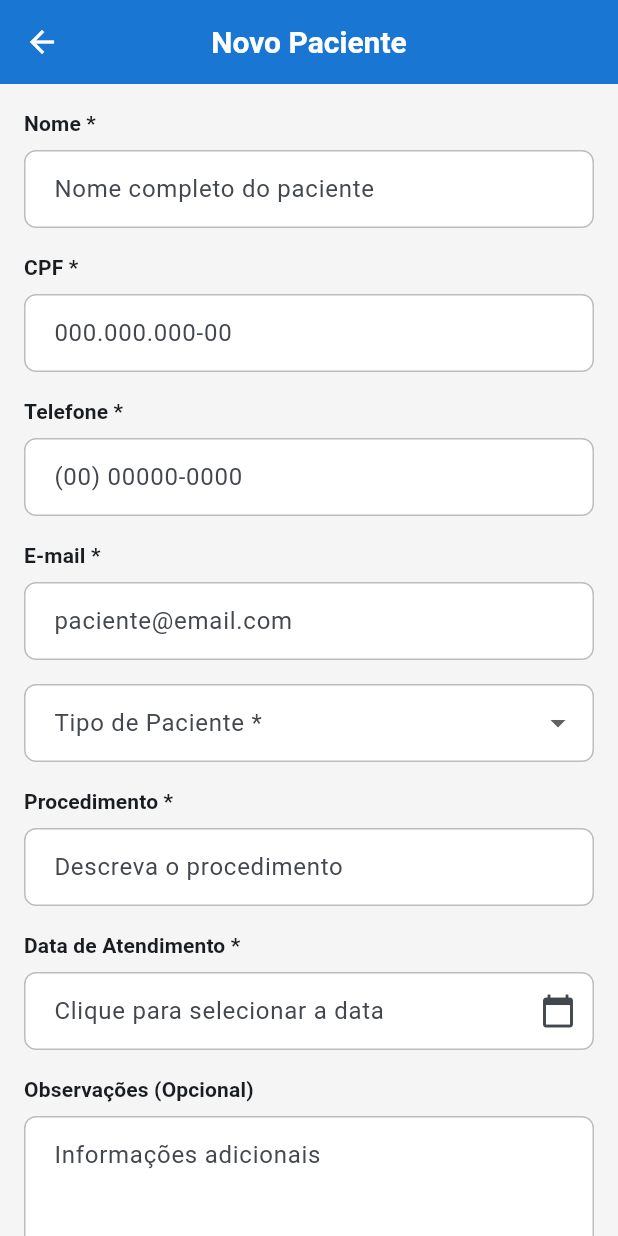
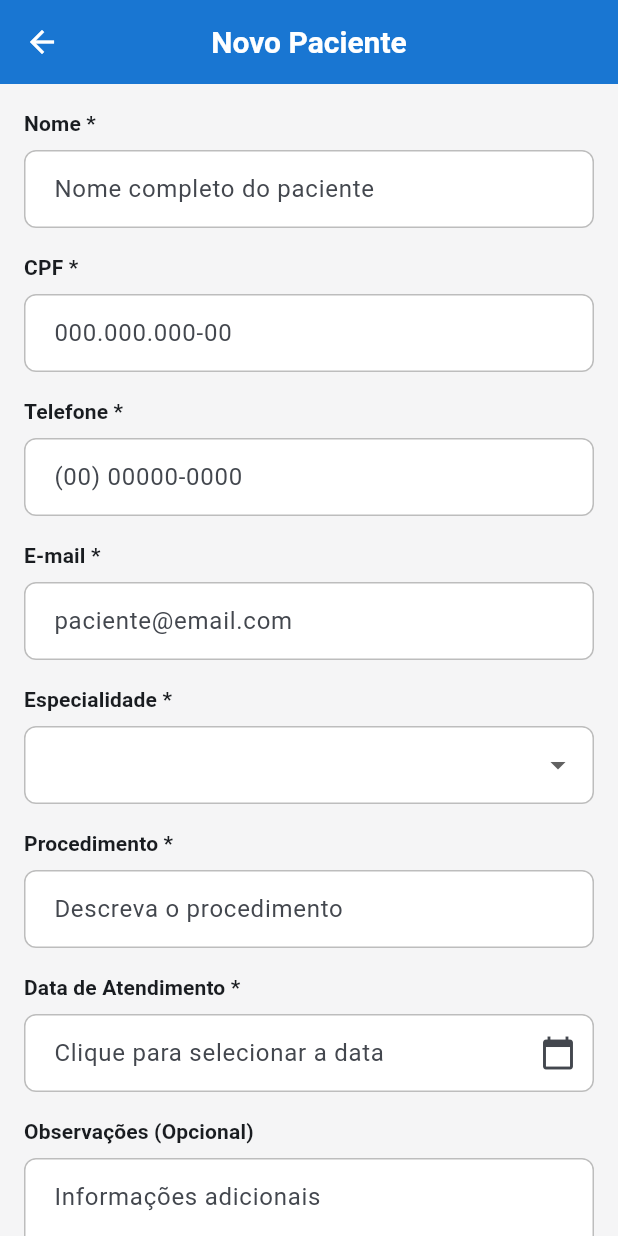
Before and after one commit to Ingrid236/flutter-app-listagem-paciente, a Flutter app: the PacienteFormPage screen opened directly, on a phone screen of 412 x 824 dp. Run offline on Flutter 3.47's test engine with Material 3 defaults, Android fonts, the phone set to English and light mode, and no system bars; our stand-ins replace equatable, flutter_bloc, mask_text_input_formatter.

Commit message:
inclusão do botão para excluir; persistência dos dados na edição;

```diff
--- a/listagem/lib/presentation/pages/paciente_form_page.dart
+++ b/listagem/lib/presentation/pages/paciente_form_page.dart
@@ -55,6 +55,33 @@ class _PacienteFormPageState extends State<PacienteFormPage> {
         _dataController.text = DateFormat('dd/MM/yyyy').format(date);
       });
     }
+  }
+
+  void _confirmDelete(BuildContext context) {
+    showDialog(
+      context: context,
+      builder: (ctx) => AlertDialog(
+        title: const Text('Excluir Paciente'),
+        content: const Text(
+          'Tem certeza que deseja excluir este paciente? Esta ação não pode ser desfeita.',
+        ),
+        actions: [
+          TextButton(
+            onPressed: () => Navigator.of(ctx).pop(),
+            child: const Text('Cancelar'),
+          ),
+          TextButton(
+            onPressed: () {
+              context.read<PacienteCubit>().deletePaciente(widget.paciente!.id);
+              Navigator.of(ctx).pop(); // close dialog
+              Navigator.of(context).pop(); // close form page
+            },
+            style: TextButton.styleFrom(foregroundColor: Colors.red),
+            child: const Text('Excluir'),
+          ),
+        ],
+      ),
+    );
   }
 
   void _save(PacienteFormCubit formCubit) {
@@ -149,31 +176,62 @@ class _PacienteFormPageState extends State<PacienteFormPage> {
                       validator: FormValidators.validateEmail,
                     ),
                     AppSpacing.verticalMd,
+                    Column(
+                      crossAxisAlignment: CrossAxisAlignment.start,
+                      children: [
+                        Text(
+                          'Especialidade *',
+                          style: Theme.of(context).textTheme.titleSmall
+                              ?.copyWith(fontWeight: FontWeight.bold),
+                        ),
+                        const SizedBox(height: 8.0),
                         DropdownButtonFormField<String>(
                           value: state.selectedTipo,
                           decoration: InputDecoration(
-                        labelText: 'Tipo de Paciente *',
                             border: OutlineInputBorder(
                               borderRadius: BorderRadius.circular(8.0),
                             ),
                           ),
                           items: const [
                             DropdownMenuItem(
-                          value: 'Endodontia',
-                          child: Text('Endodontia'),
+                              value: 'Dentística',
+                              child: Text('Dentística'),
                             ),
                             DropdownMenuItem(
                               value: 'Ortodontia',
                               child: Text('Ortodontia'),
                             ),
                             DropdownMenuItem(
+                              value: 'Implantodontia',
+                              child: Text('Implantodontia'),
+                            ),
+                            DropdownMenuItem(
+                              value: 'Endodontia',
+                              child: Text('Endodontia'),
+                            ),
+                            DropdownMenuItem(
                               value: 'Periodontia',
                               child: Text('Periodontia'),
                             ),
+                            DropdownMenuItem(
+                              value: 'Cirurgia Bucomaxilofacial',
+                              child: Text('Cirurgia Bucomaxilofacial'),
+                            ),
+                            DropdownMenuItem(
+                              value: 'Harmonização Orofacial',
+                              child: Text('Harmonização Orofacial'),
+                            ),
+                            DropdownMenuItem(
+                              value: 'Prótese',
+                              child: Text('Prótese'),
+                            ),
                           ],
                           onChanged: formCubit.updateTipo,
-                      validator: (val) =>
-                          (val == null) ? 'Selecione um tipo' : null,
+                          validator: (val) => (val == null)
+                              ? 'Selecione uma especialidade'
+                              : null,
+                        ),
+                      ],
                     ),
                     AppSpacing.verticalMd,
                     AppFormField(
@@ -215,6 +273,24 @@ class _PacienteFormPageState extends State<PacienteFormPage> {
                       icon: isEditing ? Icons.edit : Icons.add,
                       fullWidth: true,
                     ),
+                    if (isEditing) ...[
+                      AppSpacing.verticalMd,
+                      SizedBox(
+                        width: double.infinity,
+                        child: OutlinedButton.icon(
+                          onPressed: () => _confirmDelete(context),
+                          icon: const Icon(Icons.delete, color: Colors.red),
+                          label: const Text(
+                            'Excluir',
+                            style: TextStyle(color: Colors.red),
+                          ),
+                          style: OutlinedButton.styleFrom(
+                            side: const BorderSide(color: Colors.red),
+                            padding: const EdgeInsets.symmetric(vertical: 16),
+                          ),
+                        ),
+                      ),
+                    ],
                   ],
                 ),
               ),
```
Also changed, not shown: listagem/lib/data/models/paciente_model.dart (+12 -0 lines), listagem/lib/data/repositories/paciente_repository_memory_impl.dart (+8 -0 lines). Lines whose indentation alone changed are shown as unchanged.
